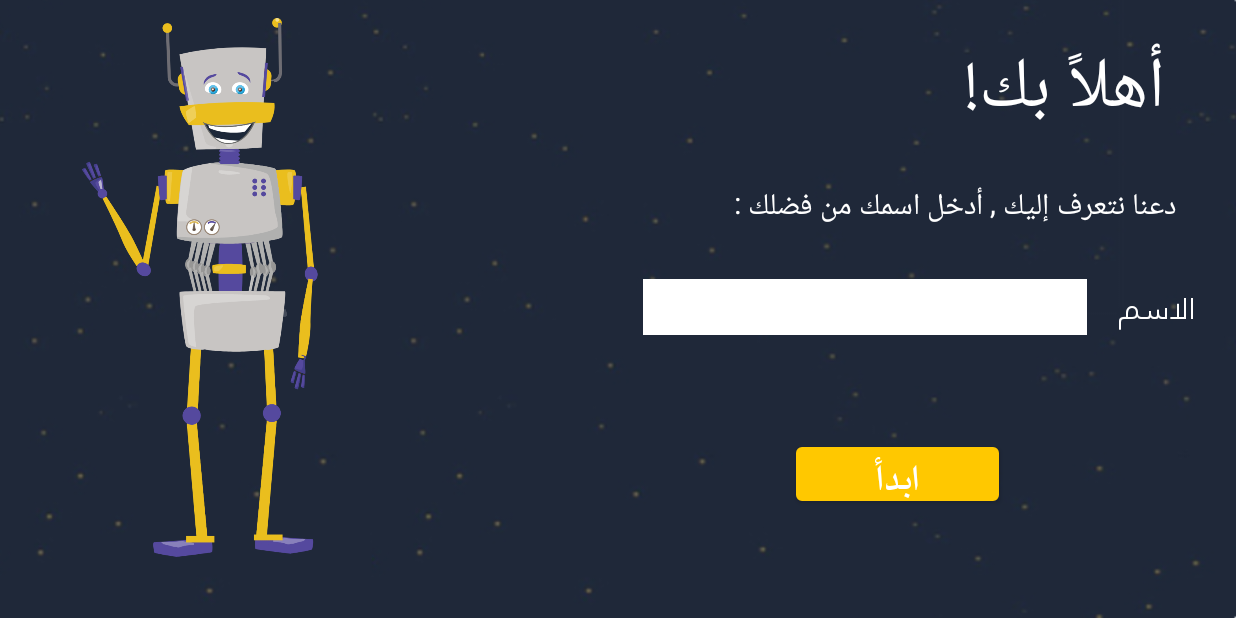
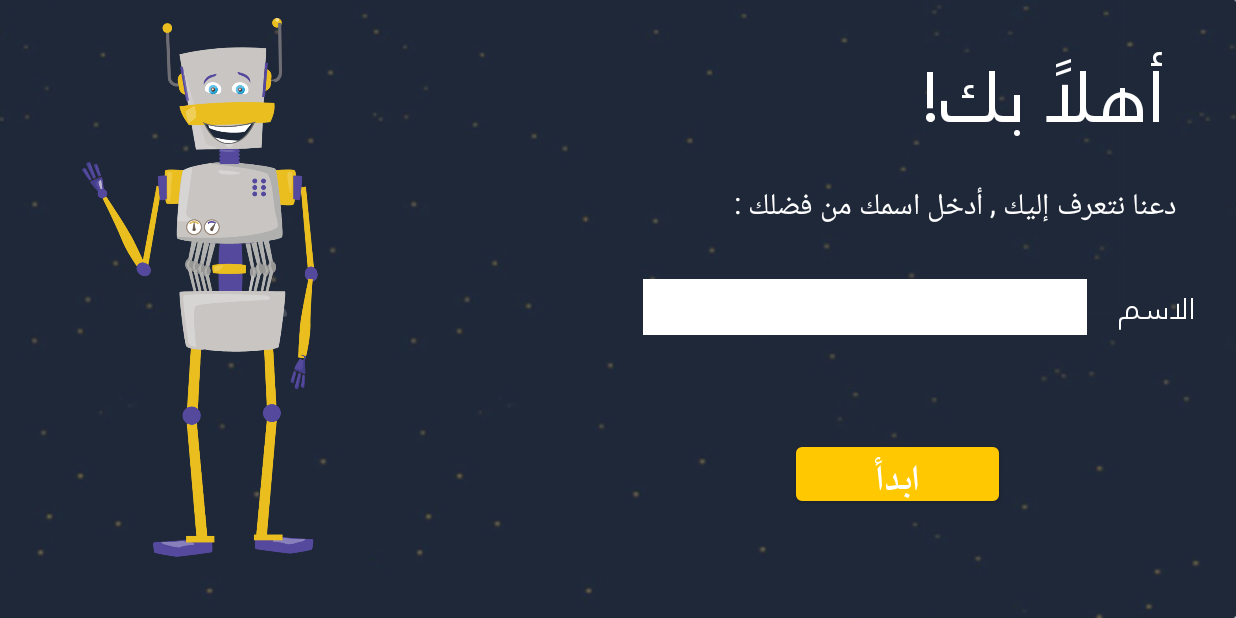
Before and after one commit to letsCodeProject/final_FF, an Android app: the screen it shows after launch (welcome_1), on a phone screen of 824 x 412 dp (held sideways). Run offline under Robolectric (Android 15) with nearby library versions, the phone set to English and light mode, and no system bars; Roboto replaces fonts that are not available here.

Commit message:
Activity welcome 1 I added comment

```diff
--- a/app/src/main/res/layout/activity_welcome_1.xml
+++ b/app/src/main/res/layout/activity_welcome_1.xml
@@ -26,7 +26,7 @@
         android:layout_alignParentEnd="true"
         android:layout_marginTop="20dp"
         android:layout_marginEnd="47dp"
-        android:fontFamily="@font/cairo_regular"
+        android:fontFamily="@font/jannalt_regular"
         android:text="@string/Hi"
         android:textColor="@android:color/background_light"
         android:textSize="47sp" />
@@ -86,3 +86,4 @@
         />
 
 </RelativeLayout>
+<!-- test number 3 -->
```
